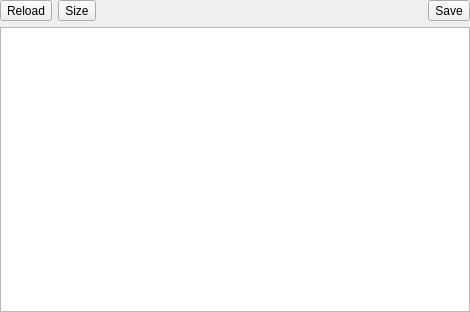
The window that AbstractWidgets/xgenerictablewidget.ui (horsicq/FormatWidgets) describes before a commit, drawn with Qt 5.
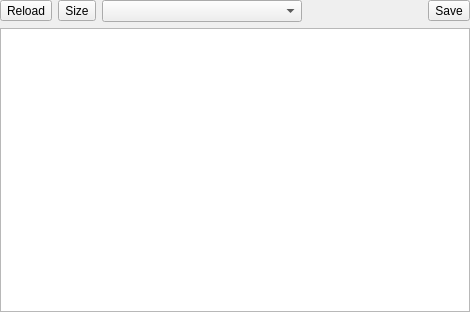
The same window after the commit. Custom widgets are drawn as their Qt base class.

```diff
--- a/AbstractWidgets/xgenerictablewidget.ui
+++ b/AbstractWidgets/xgenerictablewidget.ui
@@ -42,6 +42,16 @@
        </property>
       </widget>
      </item>
+     <item>
+      <widget class="QComboBox" name="comboBoxDemangle">
+       <property name="minimumSize">
+        <size>
+         <width>200</width>
+         <height>0</height>
+        </size>
+       </property>
+      </widget>
+     </item>
      <item>
       <spacer name="horizontalSpacer">
        <property name="orientation">
```
Left out of the diff: 10 changed lines with no effect on the pictures.
